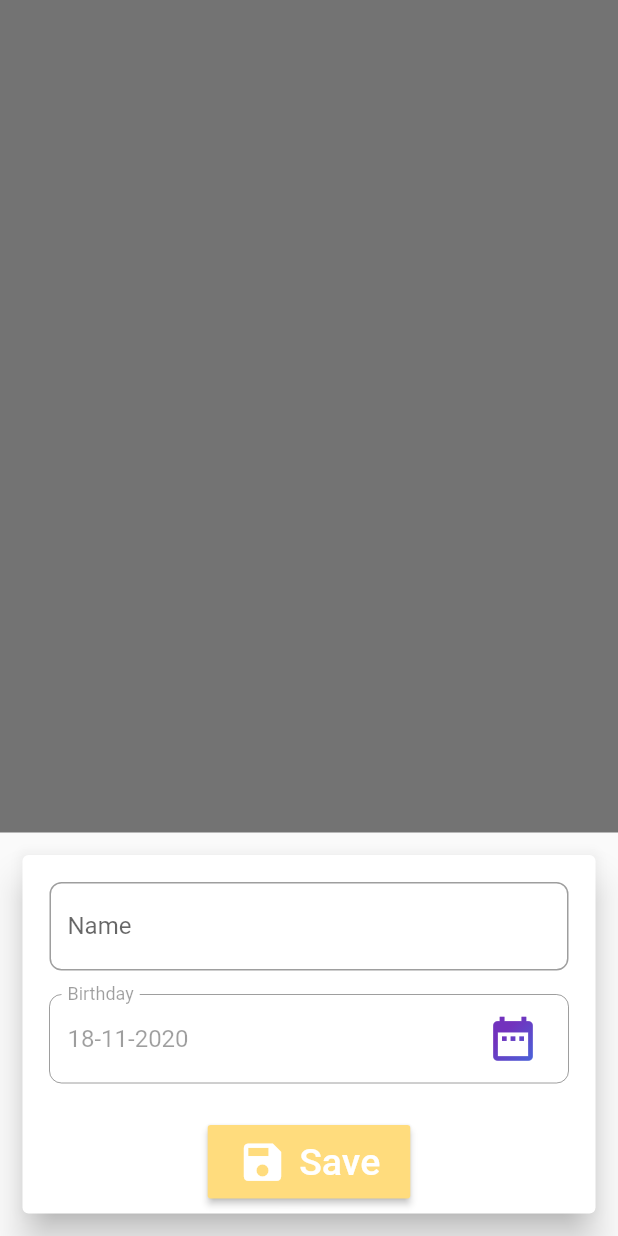
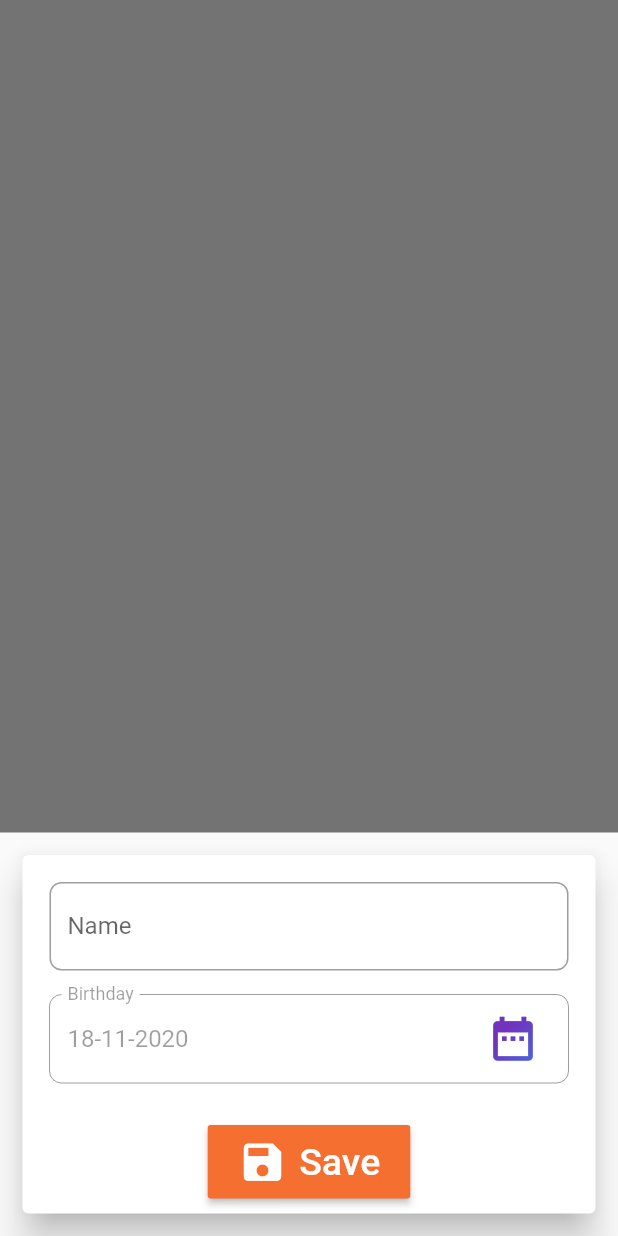
Before and after one commit to nick990/AgeCalculator, a Flutter app: the MyDatesPartialScreen screen opened directly, after a tap on the "add" icon, on a phone screen of 412 x 824 dp. Run offline on Flutter 3.47's test engine with Material 2 defaults, Android fonts, the phone set to English and light mode, and no system bars; our stand-ins replace share, sqflite; accounts and stored records are empty.

Commit message:
Change button color.

```diff
--- a/lib/widgets/mydate_creation.dart
+++ b/lib/widgets/mydate_creation.dart
@@ -129,7 +129,7 @@ class _MyDateCreationModalState extends State<MyDateCreationModal> {
                 height: 20,
               ),
               RaisedButton.icon(
-                color: AppTheme.color3,
+                color: AppTheme.color4,
                 padding: EdgeInsets.symmetric(horizontal: 20, vertical: 8),
                 onPressed: () => _submitData(context),
                 icon: Icon(
--- a/lib/widgets/mydate_edit.dart
+++ b/lib/widgets/mydate_edit.dart
@@ -118,7 +118,7 @@ class _MyDateEditModalState extends State<MyDateEditModal> {
                 height: 20,
               ),
               RaisedButton.icon(
-                color: AppTheme.color3,
+                color: AppTheme.color4,
                 padding: EdgeInsets.symmetric(horizontal: 20, vertical: 8),
                 onPressed: () => _submitData(context),
                 icon: Icon(
```
